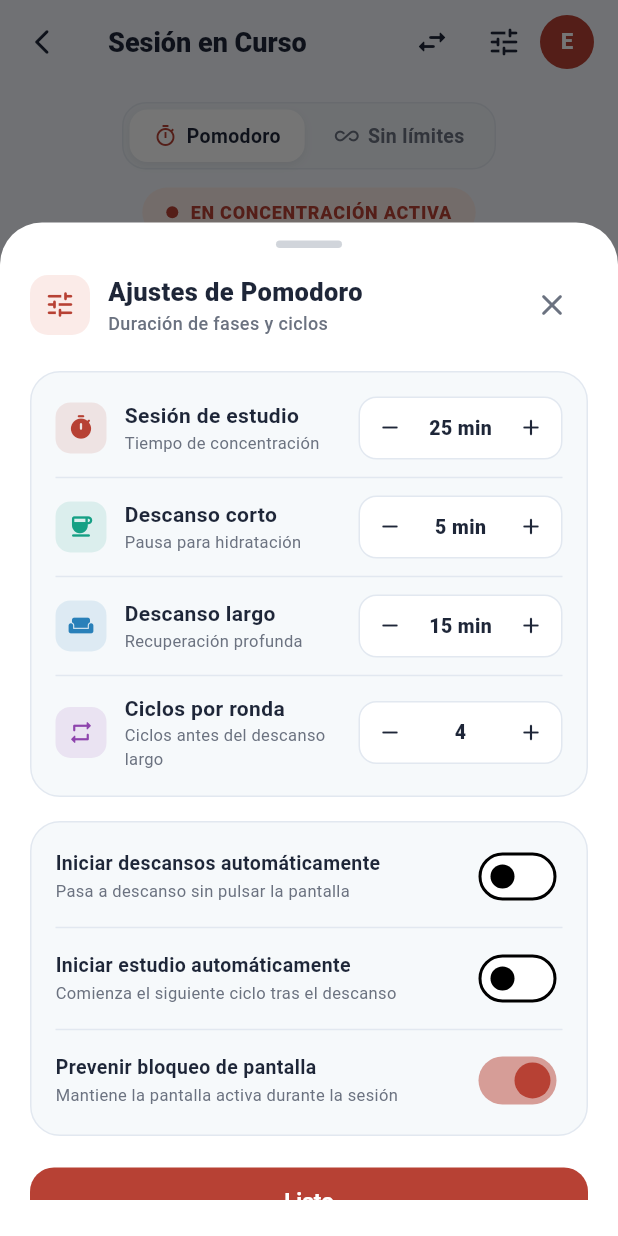
After one commit to David-2357/have_to_study, a Flutter app: the ActiveSessionScreen screen opened by its route, after a tap on "Ajustes de pomodoro y ciclos", on a phone screen of 412 x 824 dp. The commit adds this screen. Run offline on Flutter 3.47's test engine with Material 3 defaults, Android fonts, the phone set to English and light mode, and no system bars; our stand-ins replace audioplayers, drift, file_picker, fl_chart, flutter_local_notifications, flutter_riverpod and 7 more; accounts and stored records are empty; generated files the repository leaves out were written again.

Commit message:
✨ add pomodoro quick settings sheet to active session screen

```diff
--- a/lib/features/pomodoro/presentation/active_session_screen.dart
+++ b/lib/features/pomodoro/presentation/active_session_screen.dart
@@ -11,6 +11,7 @@ import '../../subjects/domain/subject_model.dart';
 import '../../academic_events/domain/academic_event_model.dart';
 import 'widgets/circular_timer_widget.dart';
 import 'widgets/select_activity_sheet.dart';
+import 'widgets/pomodoro_quick_settings_sheet.dart';
 
 enum ActiveSessionMode { pomodoro, unbounded }
 
@@ -174,6 +175,11 @@ class _ActiveSessionScreenState extends ConsumerState<ActiveSessionScreen> {
             tooltip: 'Cambiar actividad',
             onPressed: () => showSelectActivitySheet(context, ref),
           ),
+          IconButton(
+            icon: const Icon(Icons.tune_rounded),
+            tooltip: 'Ajustes del Pomodoro',
+            onPressed: () => showPomodoroQuickSettingsSheet(context),
+          ),
           Padding(
             padding: const EdgeInsets.only(right: 16),
             child: StudentAvatar(
@@ -305,7 +311,33 @@ class _ActiveSessionScreenState extends ConsumerState<ActiveSessionScreen> {
                   }),
                 ),
 
-                const SizedBox(height: 28),
+                const SizedBox(height: 12),
+
+                // Botón directo a ajustes de Pomodoro y ciclos
+                InkWell(
+                  onTap: () => showPomodoroQuickSettingsSheet(context),
+                  borderRadius: BorderRadius.circular(12),
+                  child: Padding(
+                    padding: const EdgeInsets.symmetric(horizontal: 12, vertical: 6),
+                    child: Row(
+                      mainAxisSize: MainAxisSize.min,
+                      children: [
+                        Icon(Icons.tune_rounded, size: 14, color: colors.textSecondary),
+                        const SizedBox(width: 6),
+                        Text(
+                          'Ajustes de pomodoro y ciclos',
+                          style: TextStyle(
+                            fontSize: 12,
+                            fontWeight: FontWeight.w600,
+                            color: colors.textSecondary,
+                          ),
+                        ),
+                      ],
+                    ),
+                  ),
+                ),
+
+                const SizedBox(height: 20),
 
                 // Dos botones: Volver a 0 y Pasar de fase
                 Row(
--- /dev/null
+++ b/lib/features/pomodoro/presentation/widgets/pomodoro_quick_settings_sheet.dart
@@ -0,0 +1,439 @@
+import 'package:flutter/material.dart';
+import 'package:flutter_riverpod/flutter_riverpod.dart';
+import '../../../../core/theme/app_colors.dart';
+import '../../../../core/theme/app_color_theme.dart';
+import '../../../../core/providers.dart';
+
+void showPomodoroQuickSettingsSheet(BuildContext context) {
+  showModalBottomSheet(
+    context: context,
+    isScrollControlled: true,
+    useSafeArea: true,
+    backgroundColor: Colors.transparent,
+    builder: (context) => const PomodoroQuickSettingsSheet(),
+  );
+}
+
+class PomodoroQuickSettingsSheet extends ConsumerWidget {
+  const PomodoroQuickSettingsSheet({super.key});
+
+  @override
+  Widget build(BuildContext context, WidgetRef ref) {
+    final colors = context.colors;
+    final settings = ref.watch(settingsProvider);
+    final notifier = ref.read(settingsProvider.notifier);
+
+    return Container(
+      decoration: BoxDecoration(
+        color: colors.surface,
+        borderRadius: const BorderRadius.vertical(top: Radius.circular(28)),
+      ),
+      padding: EdgeInsets.only(
+        top: 12,
+        left: 20,
+        right: 20,
+        bottom: MediaQuery.of(context).viewInsets.bottom + 24,
+      ),
+      constraints: BoxConstraints(
+        maxHeight: (MediaQuery.of(context).size.height -
+                MediaQuery.of(context).padding.top) *
+            0.82,
+      ),
+      child: SingleChildScrollView(
+        physics: const BouncingScrollPhysics(),
+        child: Column(
+          crossAxisAlignment: CrossAxisAlignment.start,
+          children: [
+            // Tirador central
+            Center(
+              child: Container(
+                width: 44,
+                height: 5,
+                decoration: BoxDecoration(
+                  color: colors.isDark
+                      ? const Color(0xFF475569)
+                      : const Color(0xFFD1D5DB),
+                  borderRadius: BorderRadius.circular(3),
+                ),
+              ),
+            ),
+            const SizedBox(height: 14),
+
+            // Encabezado
+            Row(
+              mainAxisAlignment: MainAxisAlignment.spaceBetween,
+              children: [
+                Row(
+                  children: [
+                    Container(
+                      width: 40,
+                      height: 40,
+                      decoration: BoxDecoration(
+                        color: colors.isDark
+                            ? AppColors.primary.withValues(alpha: 0.22)
+                            : AppColors.primaryLight,
+                        borderRadius: BorderRadius.circular(12),
+                      ),
+                      child: const Icon(
+                        Icons.tune_rounded,
+                        color: AppColors.primary,
+                        size: 22,
+                      ),
+                    ),
+                    const SizedBox(width: 12),
+                    Column(
+                      crossAxisAlignment: CrossAxisAlignment.start,
+                      children: [
+                        Text(
+                          'Ajustes de Pomodoro',
+                          style: TextStyle(
+                            fontSize: 17,
+                            fontWeight: FontWeight.w800,
+                            color: colors.textPrimary,
+                          ),
+                        ),
+                        Text(
+                          'Duración de fases y ciclos',
+                          style: TextStyle(
+                            fontSize: 12,
+                            color: colors.textSecondary,
+                            fontWeight: FontWeight.w500,
+                          ),
+                        ),
+                      ],
+                    ),
+                  ],
+                ),
+                IconButton(
+                  icon: Icon(Icons.close_rounded, color: colors.textSecondary),
+                  onPressed: () => Navigator.pop(context),
+                  tooltip: 'Cerrar',
+                ),
+              ],
+            ),
+
+            const SizedBox(height: 20),
+
+            // Contenedor principal de duraciones y ciclos
+            Container(
+              padding: const EdgeInsets.all(16),
+              decoration: BoxDecoration(
+                color: colors.isDark
+                    ? colors.surfaceVariant.withValues(alpha: 0.45)
+                    : colors.surfaceVariant.withValues(alpha: 0.5),
+                borderRadius: BorderRadius.circular(20),
+                border: Border.all(color: colors.border),
+              ),
+              child: Column(
+                children: [
+                  _buildStepperRow(
+                    context: context,
+                    icon: Icons.timer_rounded,
+                    iconColor: AppColors.primary,
+                    title: 'Sesión de estudio',
+                    subtitle: 'Tiempo de concentración',
+                    value: '${settings.focusMinutes} min',
+                    onDecrement: () {
+                      if (settings.focusMinutes > 5) {
+                        notifier.updateSettings(
+                          settings.copyWith(focusMinutes: settings.focusMinutes - 5),
+                        );
+                      }
+                    },
+                    onIncrement: () {
+                      if (settings.focusMinutes < 120) {
+                        notifier.updateSettings(
+                          settings.copyWith(focusMinutes: settings.focusMinutes + 5),
+                        );
+                      }
+                    },
+                  ),
+                  Divider(height: 24, color: colors.border),
+                  _buildStepperRow(
+                    context: context,
+                    icon: Icons.coffee_rounded,
+                    iconColor: AppColors.teal,
+                    title: 'Descanso corto',
+                    subtitle: 'Pausa para hidratación',
+                    value: '${settings.shortBreakMinutes} min',
+                    onDecrement: () {
+                      if (settings.shortBreakMinutes > 1) {
+                        notifier.updateSettings(
+                          settings.copyWith(shortBreakMinutes: settings.shortBreakMinutes - 1),
+                        );
+                      }
+                    },
+                    onIncrement: () {
+                      if (settings.shortBreakMinutes < 30) {
+                        notifier.updateSettings(
+                          settings.copyWith(shortBreakMinutes: settings.shortBreakMinutes + 1),
+                        );
+                      }
+                    },
+                  ),
+                  Divider(height: 24, color: colors.border),
+                  _buildStepperRow(
+                    context: context,
+                    icon: Icons.weekend_rounded,
+                    iconColor: AppColors.info,
+                    title: 'Descanso largo',
+                    subtitle: 'Recuperación profunda',
+                    value: '${settings.longBreakMinutes} min',
+                    onDecrement: () {
+                      if (settings.longBreakMinutes > 5) {
+                        notifier.updateSettings(
+                          settings.copyWith(longBreakMinutes: settings.longBreakMinutes - 5),
+                        );
+                      }
+                    },
+                    onIncrement: () {
+                      if (settings.longBreakMinutes < 90) {
+                        notifier.updateSettings(
+                          settings.copyWith(longBreakMinutes: settings.longBreakMinutes + 5),
+                        );
+                      }
+                    },
+                  ),
+                  Divider(height: 24, color: colors.border),
+                  _buildStepperRow(
+                    context: context,
+                    icon: Icons.repeat_rounded,
+                    iconColor: AppColors.purple,
+                    title: 'Ciclos por ronda',
+                    subtitle: 'Ciclos antes del descanso largo',
+                    value: '${settings.cyclesBeforeLongBreak}',
+                    onDecrement: () {
+                      if (settings.cyclesBeforeLongBreak > 1) {
+                        notifier.updateSettings(
+                          settings.copyWith(
+                            cyclesBeforeLongBreak: settings.cyclesBeforeLongBreak - 1,
+                          ),
+                        );
+                      }
+                    },
+                    onIncrement: () {
+                      if (settings.cyclesBeforeLongBreak < 16) {
+                        notifier.updateSettings(
+                          settings.copyWith(
+                            cyclesBeforeLongBreak: settings.cyclesBeforeLongBreak + 1,
+                          ),
+                        );
+                      }
+                    },
+                  ),
+                ],
+              ),
+            ),
+
+            const SizedBox(height: 16),
+
+            // Contenedor de automatizaciones y pantalla
+            Container(
+              padding: const EdgeInsets.symmetric(horizontal: 16, vertical: 12),
+              decoration: BoxDecoration(
+                color: colors.isDark
+                    ? colors.surfaceVariant.withValues(alpha: 0.45)
+                    : colors.surfaceVariant.withValues(alpha: 0.5),
+                borderRadius: BorderRadius.circular(20),
+                border: Border.all(color: colors.border),
+              ),
+              child: Column(
+                children: [
+                  _buildSwitchRow(
+                    context: context,
+                    title: 'Iniciar descansos automáticamente',
+                    subtitle: 'Pasa a descanso sin pulsar la pantalla',
+                    value: settings.autoStartBreaks,
+                    onChanged: (val) {
+                      notifier.updateSettings(settings.copyWith(autoStartBreaks: val));
+                    },
+                  ),
+                  Divider(height: 20, color: colors.border),
+                  _buildSwitchRow(
+                    context: context,
+                    title: 'Iniciar estudio automáticamente',
+                    subtitle: 'Comienza el siguiente ciclo tras el descanso',
+                    value: settings.autoStartFocus,
+                    onChanged: (val) {
+                      notifier.updateSettings(settings.copyWith(autoStartFocus: val));
+                    },
+                  ),
+                  Divider(height: 20, color: colors.border),
+                  _buildSwitchRow(
+                    context: context,
+                    title: 'Prevenir bloqueo de pantalla',
+                    subtitle: 'Mantiene la pantalla activa durante la sesión',
+                    value: settings.preventScreenLock,
+                    onChanged: (val) {
+                      notifier.updateSettings(settings.copyWith(preventScreenLock: val));
+                    },
+                  ),
+                ],
+              ),
+            ),
+
+            const SizedBox(height: 20),
+
+            // Botón de Listo
+            SizedBox(
+              width: double.infinity,
+              child: ElevatedButton(
+                onPressed: () => Navigator.pop(context),
+                style: ElevatedButton.styleFrom(
+                  backgroundColor: AppColors.primary,
+                  foregroundColor: Colors.white,
+                  padding: const EdgeInsets.symmetric(vertical: 14),
+                  elevation: 0,
+                  shape: RoundedRectangleBorder(
+                    borderRadius: BorderRadius.circular(16),
+                  ),
+                  textStyle: const TextStyle(
+                    fontSize: 15,
+                    fontWeight: FontWeight.w700,
+                  ),
+                ),
+                child: const Text('Listo'),
+              ),
+            ),
+          ],
+        ),
+      ),
+    );
+  }
+
+  Widget _buildStepperRow({
+    required BuildContext context,
+    required IconData icon,
+    required Color iconColor,
+    required String title,
+    required String subtitle,
+    required String value,
+    required VoidCallback onDecrement,
+    required VoidCallback onIncrement,
+  }) {
+    final colors = context.colors;
+
+    return Row(
+      children: [
+        Container(
+          width: 34,
+          height: 34,
+          decoration: BoxDecoration(
+            color: colors.isDark
+                ? iconColor.withValues(alpha: 0.18)
+                : iconColor.withValues(alpha: 0.12),
+            borderRadius: BorderRadius.circular(10),
+          ),
+          child: Icon(icon, color: iconColor, size: 18),
+        ),
+        const SizedBox(width: 12),
+        Expanded(
+          child: Column(
+            crossAxisAlignment: CrossAxisAlignment.start,
+            children: [
+              Text(
+                title,
+                style: TextStyle(
+                  fontSize: 14,
+                  fontWeight: FontWeight.w700,
+                  color: colors.textPrimary,
+                ),
+              ),
+              Text(
+                subtitle,
+                style: TextStyle(
+                  fontSize: 11,
+                  color: colors.textSecondary,
+                ),
+              ),
+            ],
+          ),
+        ),
+        Container(
+          decoration: BoxDecoration(
+            color: colors.surface,
+            borderRadius: BorderRadius.circular(12),
+            border: Border.all(color: colors.border),
+          ),
+          child: Row(
+            mainAxisSize: MainAxisSize.min,
+            children: [
+              IconButton(
+                icon: const Icon(Icons.remove_rounded, size: 18),
+                color: colors.textPrimary,
+                onPressed: onDecrement,
+                visualDensity: VisualDensity.compact,
+                padding: const EdgeInsets.all(6),
+                constraints: const BoxConstraints(minWidth: 32, minHeight: 32),
+              ),
+              Container(
+                constraints: const BoxConstraints(minWidth: 54),
+                alignment: Alignment.center,
+                padding: const EdgeInsets.symmetric(horizontal: 4),
+                child: Text(
+                  value,
+                  style: TextStyle(
+                    fontSize: 13,
+                    fontWeight: FontWeight.w800,
+                    color: colors.textPrimary,
+                  ),
+                ),
+              ),
+              IconButton(
+                icon: const Icon(Icons.add_rounded, size: 18),
+                color: colors.textPrimary,
+                onPressed: onIncrement,
+                visualDensity: VisualDensity.compact,
+                padding: const EdgeInsets.all(6),
+                constraints: const BoxConstraints(minWidth: 32, minHeight: 32),
+              ),
+            ],
+          ),
+        ),
+      ],
+    );
+  }
+
+  Widget _buildSwitchRow({
+    required BuildContext context,
+    required String title,
+    required String subtitle,
+    required bool value,
+    required ValueChanged<bool> onChanged,
+  }) {
+    final colors = context.colors;
+
+    return Row(
+      children: [
+        Expanded(
+          child: Column(
+            crossAxisAlignment: CrossAxisAlignment.start,
+            children: [
+              Text(
+                title,
+                style: TextStyle(
+                  fontSize: 13,
+                  fontWeight: FontWeight.w700,
+                  color: colors.textPrimary,
+                ),
+              ),
+              const SizedBox(height: 1),
+              Text(
+                subtitle,
+                style: TextStyle(
+                  fontSize: 11,
+                  color: colors.textSecondary,
+                ),
+              ),
+            ],
+          ),
+        ),
+        Switch.adaptive(
+          value: value,
+          activeThumbColor: AppColors.primary,
+          onChanged: onChanged,
+        ),
+      ],
+    );
+  }
+}
```
Also changed, not shown: 1 other file.
